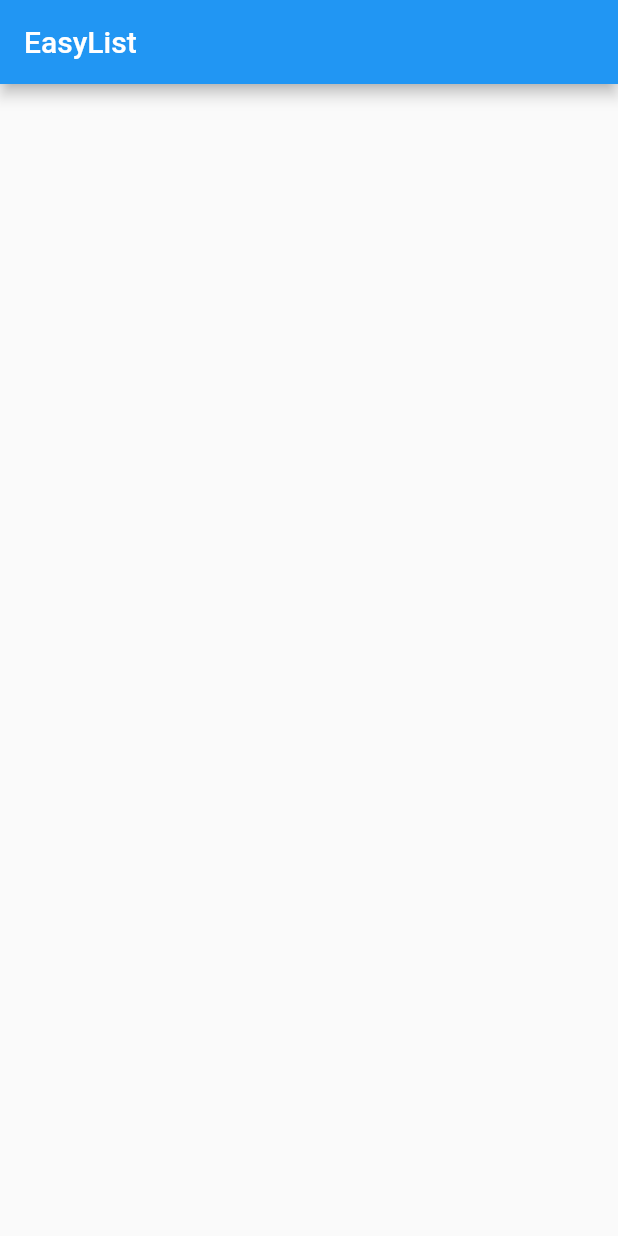
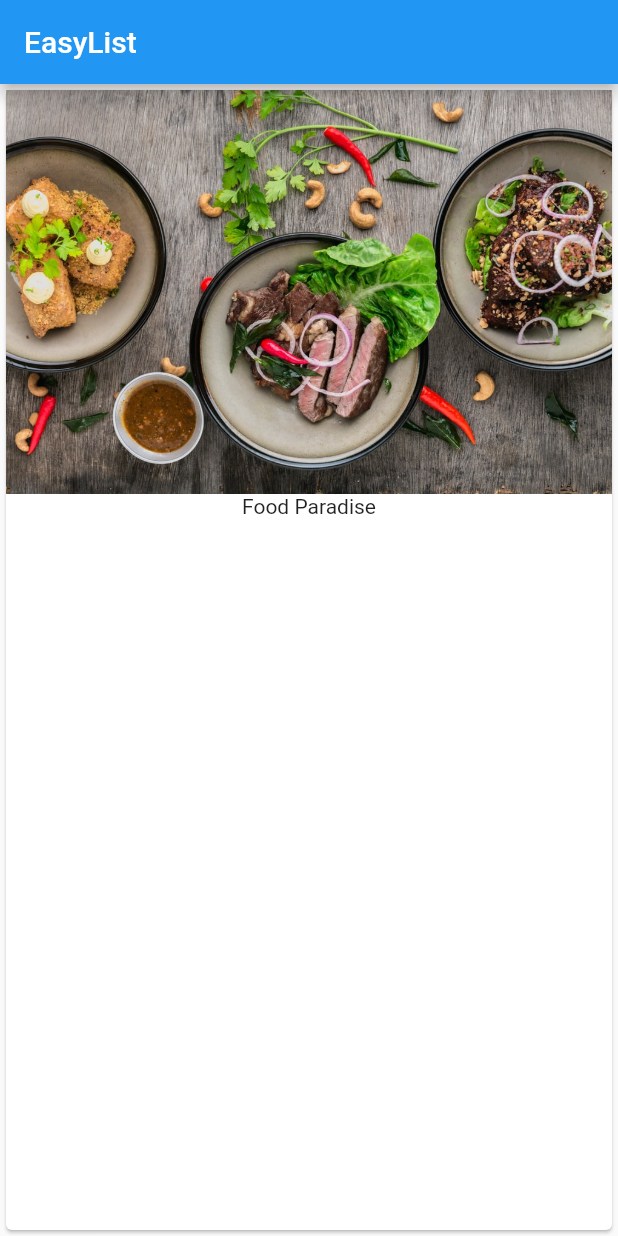
Before and after one commit to GabrieRabelo/flutter_academind, a Flutter app: the screen it shows after launch, on a phone screen of 412 x 824 dp. Run offline on Flutter 3.47's test engine with Material 2 defaults, Android fonts, the phone set to English and light mode, and no system bars.

Commit message:
adds image to main page

```diff
--- a/lib/main.dart
+++ b/lib/main.dart
@@ -1,19 +1,24 @@
 import 'package:flutter/material.dart';
 
-main() {
-  runApp(MyApp());
-}
+void main() => runApp(MyApp());
 
 class MyApp extends StatelessWidget {
-
   @override
-  build(context) {
+  Widget build(BuildContext context) {
     return MaterialApp(
-        home: Scaffold(
-            appBar: AppBar(
-                title: Text('EasyList'),
-            ),
+      home: Scaffold(
+        appBar: AppBar(
+          title: Text('EasyList'),
         ),
+        body: Card(
+          child: Column(
+            children: <Widget>[
+              Image.asset('assets/food.jpeg'),
+              Text('Food Paradise')
+            ],
+          ),
+        ),
+      ),
     );
   }
 }
--- a/pubspec.yaml
+++ b/pubspec.yaml
@@ -45,9 +45,8 @@
   uses-material-design: true
 
   # To add assets to your application, add an assets section, like this:
-  # assets:
-  #   - images/a_dot_burr.jpeg
-  #   - images/a_dot_ham.jpeg
+  assets:
+    - assets/food.jpeg
 
   # An image asset can refer to one or more resolution-specific "variants", see
   # https://flutter.dev/assets-and-images/#resolution-aware.
```
Also changed, not shown: assets/food.jpeg (added).
